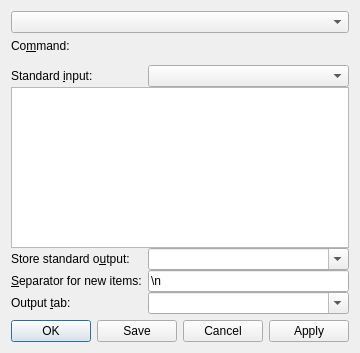
The window that src/ui/actiondialog.ui (hluk/CopyQ) describes before a commit, drawn with Qt 5.
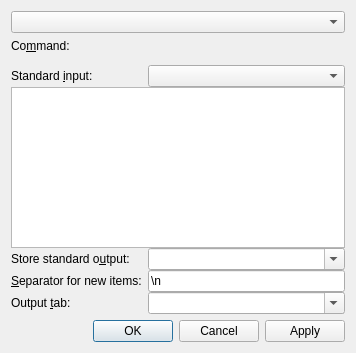
The same window after the commit. Custom widgets are drawn as their Qt base class.

Commit message: Remove obscure Save functionality from Action dialog

```diff
--- a/src/ui/actiondialog.ui
+++ b/src/ui/actiondialog.ui
@@ -6,7 +6,7 @@
    <rect>
     <x>0</x>
     <y>0</y>
-    <width>270</width>
+    <width>356</width>
     <height>353</height>
    </rect>
   </property>
@@ -145,7 +145,7 @@
       <enum>Qt::Horizontal</enum>
      </property>
      <property name="standardButtons">
-      <set>QDialogButtonBox::Apply|QDialogButtonBox::Cancel|QDialogButtonBox::Ok|QDialogButtonBox::Save</set>
+      <set>QDialogButtonBox::Apply|QDialogButtonBox::Cancel|QDialogButtonBox::Ok</set>
      </property>
     </widget>
    </item>
```
The commit also changes 4 other files.
